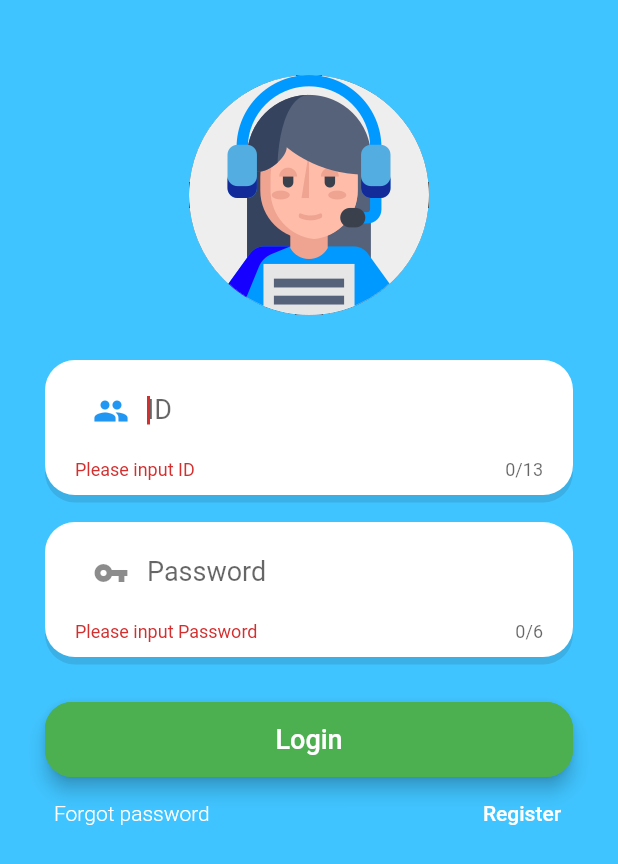
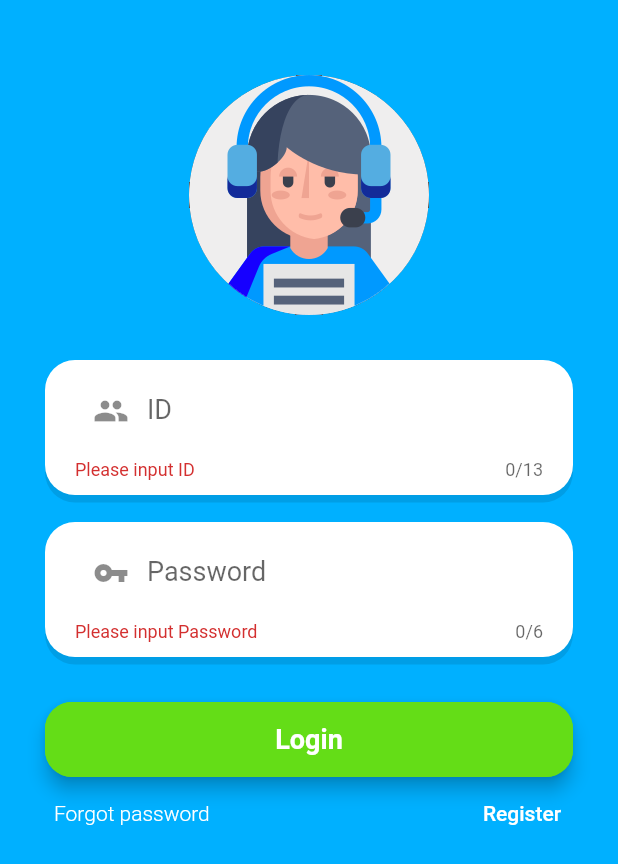
Before and after one commit to PawaOx4th/BaibuaChatbot, a Flutter app: the screen it shows after launch, after a tap on "Login", on a phone screen of 412 x 824 dp. Shown: the top 864 px of the screen. Run offline on Flutter 3.47's test engine with Material 2 defaults, Android fonts, the phone set to English and light mode, and no system bars; our stand-ins replace googleapis_auth; project files that could hold a hidden picture were left out.

Commit message:
no message

```diff
--- a/BaibuaAppchat/lib/Login.dart
+++ b/BaibuaAppchat/lib/Login.dart
@@ -8,16 +8,17 @@ class LoginScreen extends StatefulWidget {
 
 class _LoginScreenState extends State<LoginScreen> {
   final formKey = GlobalKey<FormState>();
+  String _email, _password;
 
   TextEditingController _id = TextEditingController();
-  TextEditingController _pass = TextEditingController(); // มี new  หรือ ไม่มีก็ได้ หรือใช้ "var" แทน TextEditingController ก็ได้
+  TextEditingController _pass =  TextEditingController(); // มี new  หรือ ไม่มีก็ได้ หรือใช้ "var" แทน TextEditingController ก็ได้
 
   @override
   Widget build(BuildContext context) {
     return SafeArea(
       child: Scaffold(
 //        resizeToAvoidBottomPadding: false,
-        backgroundColor: Colors.lightBlueAccent,
+        backgroundColor: Colors.lightBlueAccent[400],
         body: Stack(
           fit: StackFit.expand,
           children: <Widget>[
@@ -60,9 +61,10 @@ class _LoginScreenState extends State<LoginScreen> {
       ),
     );
   }
+
   //**************************************************************************//
   // Note : Widget ID  TextFormFeild
-  Widget idInput()  => Container(
+  Widget idInput() => Container(
         padding: EdgeInsets.all(10),
         decoration: BoxDecoration(
           color: Colors.white,
@@ -75,8 +77,7 @@ class _LoginScreenState extends State<LoginScreen> {
           ],
         ),
         child: Padding(
-      padding: const EdgeInsets.only(
-          left: 10, right: 10),
+          padding: const EdgeInsets.only(left: 10, right: 10),
           child: TextFormField(
             keyboardType: TextInputType.number,
             decoration: InputDecoration(
@@ -89,7 +90,7 @@ class _LoginScreenState extends State<LoginScreen> {
             ),
             controller: _id,
             maxLength: 13,
-        autofocus: true,
+
             //** Validator ID
             validator: (String value) {
               if (value.isEmpty) {
@@ -100,9 +101,13 @@ class _LoginScreenState extends State<LoginScreen> {
                 }
               }
             },
+            onSaved: (String value) {
+              _email = value.trim();
+            },
           ),
         ),
       );
+
   //**************************************************************************//
 
   //**************************************************************************//
@@ -144,9 +149,13 @@ class _LoginScreenState extends State<LoginScreen> {
                 }
               }
             },
+            onSaved: (String value) {
+              _password = value.trim();
+            },
           ),
         ),
       );
+
   //**************************************************************************//
 
   //**************************************************************************//
@@ -167,19 +176,22 @@ class _LoginScreenState extends State<LoginScreen> {
                 child: RaisedButton(
                   shape: new RoundedRectangleBorder(
                     borderRadius: new BorderRadius.circular(18.0),
-                side: BorderSide(color: Colors.green),
+                    side: BorderSide(color: Colors.lightGreenAccent[700]),
                   ),
                   child: Text(
                     "Login",
                     style: TextStyle(
                       color: Colors.white,
                       fontSize: 18.0,
+                      fontWeight: FontWeight.bold,
                     ),
                   ),
-              color: Colors.green,
+                  color: Colors.lightGreenAccent[700],
                   onPressed: () {
                     if (formKey.currentState.validate()) {
                       formKey.currentState.save();
+                      print("Email : $_email");
+                      print("Password: $_password");
                     }
                   },
                   elevation: 5,
@@ -189,6 +201,7 @@ class _LoginScreenState extends State<LoginScreen> {
           ],
         ),
       );
+
   //**************************************************************************//
 
   //**************************************************************************//
```
Lines whose indentation alone changed are shown as unchanged.
